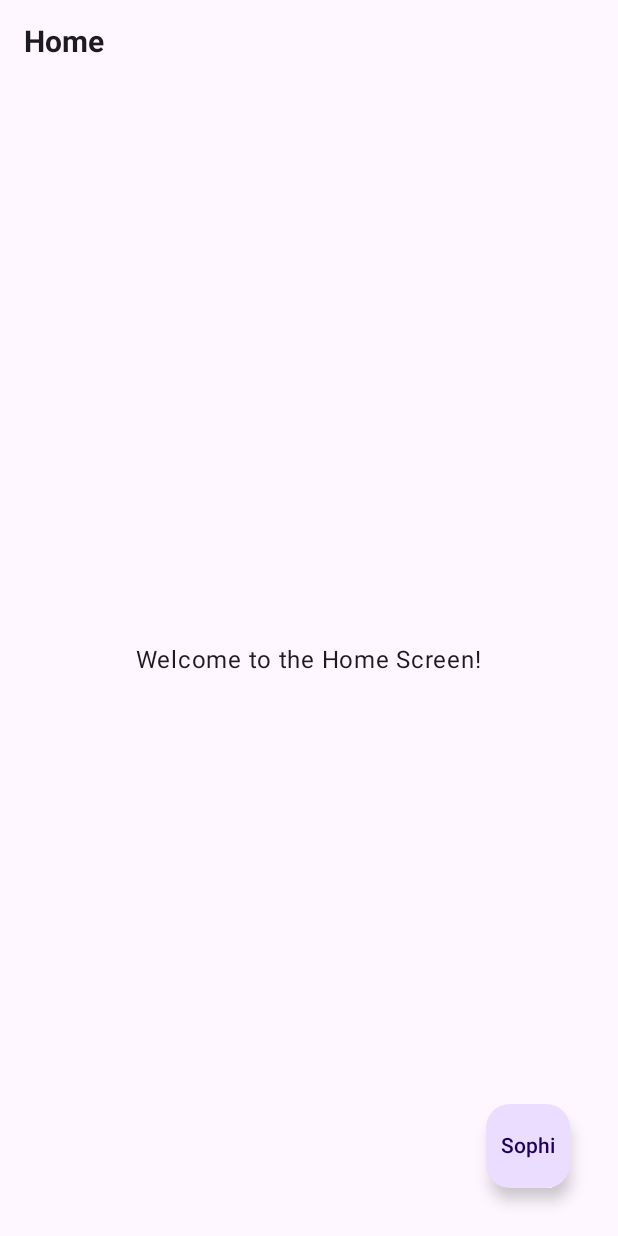
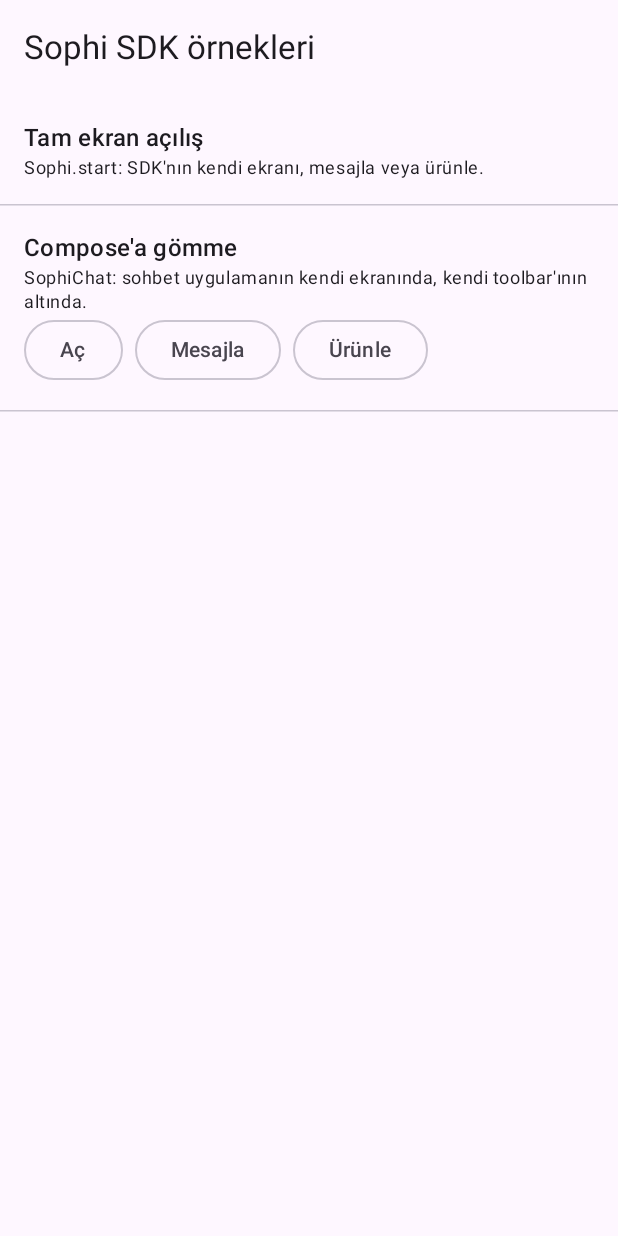
Before and after one commit to Let-Me-Shop-For-You/Sophi-Android-Sample, an Android app built with Jetpack Compose: the screen it shows after launch (MainActivity), on a phone screen of 412 x 824 dp. Run offline under Robolectric (Android 15) with nearby library versions, the phone set to English and light mode, and no system bars; libraries missing offline, so code that uses them is left out: com.sophi.android; 5 statements that could not run were skipped.

Commit message:
feat(sample-compose): turn the sample into a feature catalog
The home screen lists the SDK features. This first step covers the
full-screen launch variants and SophiChat embedded under the app's own
toolbar. Configuration and the listener live in SampleSophi; listener
callbacks feed an in-memory event log. The sample now uses neutral
"Demo Mağaza" branding.

```diff
--- a/gradle/libs.versions.toml
+++ b/gradle/libs.versions.toml
@@ -23,6 +23,7 @@ androidx-compose-ui = { group = "androidx.compose.ui", name = "ui" }
 androidx-compose-ui-graphics = { group = "androidx.compose.ui", name = "ui-graphics" }
 androidx-compose-ui-tooling-preview = { group = "androidx.compose.ui", name = "ui-tooling-preview" }
 androidx-compose-material3 = { group = "androidx.compose.material3", name = "material3" }
+androidx-compose-material-icons-core = { group = "androidx.compose.material", name = "material-icons-core" }
 androidx-navigation-compose = { group = "androidx.navigation", name = "navigation-compose", version.ref = "navigationCompose" }
 
 androidx-appcompat = { group = "androidx.appcompat", name = "appcompat", version.ref = "appcompat" }
--- a/sample-compose/build.gradle.kts
+++ b/sample-compose/build.gradle.kts
@@ -50,6 +50,7 @@ dependencies {
     implementation(libs.androidx.compose.ui.graphics)
     implementation(libs.androidx.compose.ui.tooling.preview)
     implementation(libs.androidx.compose.material3)
+    implementation(libs.androidx.compose.material.icons.core)
 
     // navigation
     implementation(libs.androidx.navigation.compose)
--- a/sample-compose/src/main/java/com/sophi/sample/MainActivity.kt
+++ b/sample-compose/src/main/java/com/sophi/sample/MainActivity.kt
@@ -4,83 +4,44 @@ import android.os.Bundle
 import androidx.activity.ComponentActivity
 import androidx.activity.compose.setContent
 import androidx.activity.enableEdgeToEdge
-import androidx.compose.foundation.layout.Box
-import androidx.compose.foundation.layout.fillMaxSize
-import androidx.compose.foundation.layout.padding
-import androidx.compose.foundation.layout.systemBarsPadding
-import androidx.compose.material3.FloatingActionButton
-import androidx.compose.material3.Scaffold
-import androidx.compose.material3.Text
 import androidx.compose.runtime.Composable
-import androidx.compose.ui.Alignment
-import androidx.compose.ui.Modifier
-import androidx.compose.ui.platform.LocalContext
-import androidx.compose.ui.text.TextStyle
-import androidx.compose.ui.text.font.FontWeight
-import androidx.compose.ui.unit.dp
-import androidx.compose.ui.unit.sp
-import com.sophi.android.Sophi
+import androidx.navigation.compose.NavHost
+import androidx.navigation.compose.composable
+import androidx.navigation.compose.rememberNavController
+import androidx.navigation.toRoute
+import com.sophi.sample.feature.EmbeddedChatScreen
+import com.sophi.sample.feature.HomeScreen
+import com.sophi.sample.feature.LaunchScreen
 import com.sophi.sample.ui.theme.SophiAndroidTheme
+import kotlinx.serialization.Serializable
+
+@Serializable
+sealed interface Route {
+    @Serializable data object Home : Route
+    @Serializable data object Launch : Route
+    @Serializable data class EmbeddedChat(val message: String? = null, val productId: String? = null) : Route
+}
 
 class MainActivity : ComponentActivity() {
     override fun onCreate(savedInstanceState: Bundle?) {
         super.onCreate(savedInstanceState)
         enableEdgeToEdge()
         setContent {
-            SophiAndroidTheme {
-                val context = LocalContext.current
-                HomeContent(
-                    onSophiClick = {
-                        Sophi.start(context)
-                    }
-                )
-            }
+            SophiAndroidTheme { SampleNavHost() }
         }
     }
 }
 
 @Composable
-private fun HomeContent(
-    onSophiClick: () -> Unit,
-) {
-    Scaffold(
-        modifier = Modifier
-            .fillMaxSize()
-            .systemBarsPadding(),
-        topBar = {
-            Text(
-                modifier = Modifier.padding(16.dp),
-                text = "Home",
-                style = TextStyle(
-                    fontSize = 20.sp,
-                    fontWeight = FontWeight.Bold,
-                )
-            )
-        },
-        floatingActionButton = {
-            FloatingActionButton(
-                modifier = Modifier.padding(16.dp),
-                onClick = { onSophiClick() },
-            ) {
-                Text(
-                    text = "Sophi",
-                    style = TextStyle(
-                        fontWeight = FontWeight.Medium,
-                    )
-                )
-            }
-        }
-    ) { innerPadding ->
-        Box(
-            modifier = Modifier
-                .fillMaxSize()
-                .padding(innerPadding),
-            contentAlignment = Alignment.Center,
-        ) {
-            Text(
-                modifier = Modifier.padding(16.dp),
-                text = "Welcome to the Home Screen!",
-            )
+private fun SampleNavHost() {
+    val navController = rememberNavController()
+    val back: () -> Unit = { if (navController.previousBackStackEntry != null) navController.popBackStack() }
+    NavHost(navController, startDestination = Route.Home) {
+        composable<Route.Home> { HomeScreen(onOpen = { navController.navigate(it) }) }
+        composable<Route.Launch> { LaunchScreen(onBack = back) }
+        composable<Route.EmbeddedChat> { entry ->
+            val route = entry.toRoute<Route.EmbeddedChat>()
+            EmbeddedChatScreen(route.message, route.productId, onBack = back)
         }
     }
 }
--- a/sample-compose/src/main/java/com/sophi/sample/SampleApplication.kt
+++ b/sample-compose/src/main/java/com/sophi/sample/SampleApplication.kt
@@ -1,72 +1,10 @@
 package com.sophi.sample
 
 import android.app.Application
-import android.widget.Toast
-import androidx.compose.ui.graphics.Color
-import androidx.compose.ui.graphics.toArgb
-import com.sophi.android.Sophi
-import com.sophi.android.config.SophiAssets
-import com.sophi.android.config.SophiColors
-import com.sophi.android.config.SophiConfig
-import com.sophi.android.config.SophiEnvironment
-import com.sophi.android.config.SophiListener
-import com.sophi.android.config.SophiTexts
-import com.sophi.android.data.model.SophiCartItem
-import com.sophi.android.data.model.SophiProductDetail
 
 class SampleApplication : Application() {
     override fun onCreate() {
         super.onCreate()
-        initSophi()
-    }
-
-    private fun initSophi() {
-        Sophi.configure(
-            context = this,
-            apiKey = BuildConfig.SOPHI_API_KEY,
-            environment = SophiEnvironment.Dev,
-            config = SophiConfig(
-                assets = SophiAssets(
-                    toolbarBrandImage = R.drawable.ic_ai,
-                    assistantAvatarImage = R.drawable.ic_vakko,
-                ),
-                texts = SophiTexts(
-                    toolbarLabel = "Vakko Asistan",
-                    toolbarDescription = "Size nasıl yardımcı olabilirim?",
-                    assistantLabel = "Vakko Asistan",
-                    inputPlaceholderText = "Herhangi bir şey sorun",
-                ),
-                colors = SophiColors(
-                    senderBubbleBackgroundColor = Color(0xFFC9A970).copy(alpha = 0.1f).toArgb(),
-                ),
-                showAssistantAvatar = true,
-                showAssistantLabel = true,
-            ),
-            listener = object : SophiListener {
-                // A real app writes the items to its own cart here and returns the result.
-                override suspend fun onAddToCart(items: List<SophiCartItem>): Result<Unit> {
-                    toast("Sepete eklendi: ${items.joinToString { it.product?.displayName ?: it.externalId }}")
-                    return Result.success(Unit)
-                }
-
-                override fun onAddToFavorite(product: SophiProductDetail, isFavorite: Boolean) {
-                    toast(if (isFavorite) "Favorilere eklendi" else "Favorilerden çıkarıldı")
-                }
-
-                override fun onCheckout() {
-                    toast("Ödeme sayfasına gidiliyor")
-                }
-
-                override fun onClose() {
-                    toast("Sophi kapatıldı")
-                }
-            },
-            enableDebugLogs = true,
-            externalUserId = "sample-user-id",
-        )
-    }
-
-    private fun toast(message: String) {
-        Toast.makeText(this, message, Toast.LENGTH_SHORT).show()
+        SampleSophi.configure(this)
     }
 }
--- /dev/null
+++ b/sample-compose/src/main/java/com/sophi/sample/feature/HomeScreen.kt
@@ -0,0 +1,68 @@
+package com.sophi.sample.feature
+
+import androidx.compose.foundation.clickable
+import androidx.compose.foundation.layout.Arrangement
+import androidx.compose.foundation.layout.Column
+import androidx.compose.foundation.layout.FlowRow
+import androidx.compose.foundation.layout.fillMaxSize
+import androidx.compose.foundation.layout.fillMaxWidth
+import androidx.compose.foundation.layout.padding
+import androidx.compose.foundation.lazy.LazyColumn
+import androidx.compose.foundation.lazy.items
+import androidx.compose.material3.ExperimentalMaterial3Api
+import androidx.compose.material3.HorizontalDivider
+import androidx.compose.material3.MaterialTheme
+import androidx.compose.material3.OutlinedButton
+import androidx.compose.material3.Scaffold
+import androidx.compose.material3.Text
+import androidx.compose.material3.TopAppBar
+import androidx.compose.runtime.Composable
+import androidx.compose.ui.Modifier
+import androidx.compose.ui.unit.dp
+import com.sophi.sample.DEMO_MESSAGE
+import com.sophi.sample.DEMO_PRODUCT_ID
+import com.sophi.sample.Route
+
+private class HomeEntry(val title: String, val description: String, val actions: List<Pair<String, Route>>)
+
+private val entries = listOf(
+    HomeEntry("Tam ekran açılış", "Sophi.start: SDK'nın kendi ekranı, mesajla veya ürünle.", listOf("" to Route.Launch)),
+    HomeEntry(
+        "Compose'a gömme",
+        "SophiChat: sohbet uygulamanın kendi ekranında, kendi toolbar'ının altında.",
+        listOf(
+            "Aç" to Route.EmbeddedChat(),
+            "Mesajla" to Route.EmbeddedChat(message = DEMO_MESSAGE),
+            "Ürünle" to Route.EmbeddedChat(productId = DEMO_PRODUCT_ID),
+        ),
+    ),
+)
+
+@OptIn(ExperimentalMaterial3Api::class)
+@Composable
+fun HomeScreen(onOpen: (Route) -> Unit) {
+    Scaffold(topBar = { TopAppBar(title = { Text("Sophi SDK örnekleri") }) }) { innerPadding ->
+        LazyColumn(Modifier.fillMaxSize().padding(innerPadding)) {
+            items(entries) { entry ->
+                val single = entry.actions.singleOrNull()?.second
+                Column(
+                    Modifier
+                        .fillMaxWidth()
+                        .then(if (single != null) Modifier.clickable { onOpen(single) } else Modifier)
+                        .padding(16.dp),
+                ) {
+                    Text(entry.title, style = MaterialTheme.typography.titleMedium)
+                    Text(entry.description, style = MaterialTheme.typography.bodySmall)
+                    if (single == null) {
+                        FlowRow(horizontalArrangement = Arrangement.spacedBy(8.dp)) {
+                            entry.actions.forEach { (label, route) ->
+                                OutlinedButton(onClick = { onOpen(route) }) { Text(label) }
+                            }
+                        }
+                    }
+                }
+                HorizontalDivider()
+            }
+        }
+    }
+}
--- a/sample-compose/src/main/res/drawable/ic_vakko.xml
+++ /dev/null
@@ -1,13 +0,0 @@
-<vector xmlns:android="http://schemas.android.com/apk/res/android"
-    android:width="24dp"
-    android:height="24dp"
-    android:viewportWidth="24"
-    android:viewportHeight="24">
-  <path
-      android:pathData="M4,0L20,0A4,4 0,0 1,24 4L24,20A4,4 0,0 1,20 24L4,24A4,4 0,0 1,0 20L0,4A4,4 0,0 1,4 0z"
-      android:fillColor="#C9A970"/>
-  <path
-      android:pathData="M11.706,10.212L11,11.583L12.177,13.641L13,12.383L11.706,10.212ZM7.824,9.297H10.412V9.64H9.824L10.647,11.24L12.177,8.612L13.706,11.012C13.706,11.012 14.177,10.097 14.059,8.612C13.941,7.126 12.53,5.64 10.53,5.755C8.53,5.755 5.824,7.583 5.706,12.498C5.706,17.298 8.294,21.069 13.706,20.612C16.882,20.383 18.764,18.212 19.235,17.64C19.823,16.84 20.647,14.783 20.647,14.783H21C21,14.783 20.176,16.955 19.588,17.755C18.882,18.555 16.882,20.726 13.706,20.955C10.765,21.183 8.294,20.612 6.059,17.755C3.589,14.783 4.059,11.241 5.118,9.183C6.177,7.012 7.824,5.983 8.883,5.64C10.647,5.069 13.118,5.183 14.177,7.469C14.882,8.955 14.059,11.469 14.059,11.469L15.706,14.326H16.177L16.294,14.669H13.589V14.326H14.177L13.236,12.841L11.706,15.355L10.295,12.955C10.295,12.955 9.941,13.412 9.941,14.098C9.824,14.898 9.588,16.612 11,17.526C12.529,18.555 13.823,18.326 14.53,18.098C15.235,17.983 16.882,17.526 17.941,14.212C18.882,11.241 18.059,6.212 15.117,4.498C12.176,2.669 9.235,3.241 7.471,4.155C4.882,5.412 3.588,8.384 3.588,8.384L3.353,9.184H3C3,9.184 3.824,6.327 6.412,4.384C9,2.669 11.941,2.898 13.353,3.241C14.53,3.584 18.294,4.841 19.588,9.184C20.647,13.184 17.941,16.841 16.176,17.984C14.412,19.013 11.118,19.127 9.824,16.841C9.118,15.47 9.471,13.87 9.588,13.527L9.941,12.498L8.412,9.641H7.824V9.297H7.824Z"
-      android:fillColor="#ffffff"
-      android:fillType="evenOdd"/>
-</vector>
```
Also changed, not shown: sample-compose/src/main/java/com/sophi/sample/SampleSophi.kt (added, +107 -0 lines), sample-compose/src/main/java/com/sophi/sample/SampleState.kt (added, +39 -0 lines), sample-compose/src/main/java/com/sophi/sample/feature/EmbeddedChatScreen.kt (added, +43 -0 lines), sample-compose/src/main/java/com/sophi/sample/feature/FeatureScreen.kt (added, +62 -0 lines), sample-compose/src/main/java/com/sophi/sample/feature/LaunchScreen.kt (added, +37 -0 lines).
